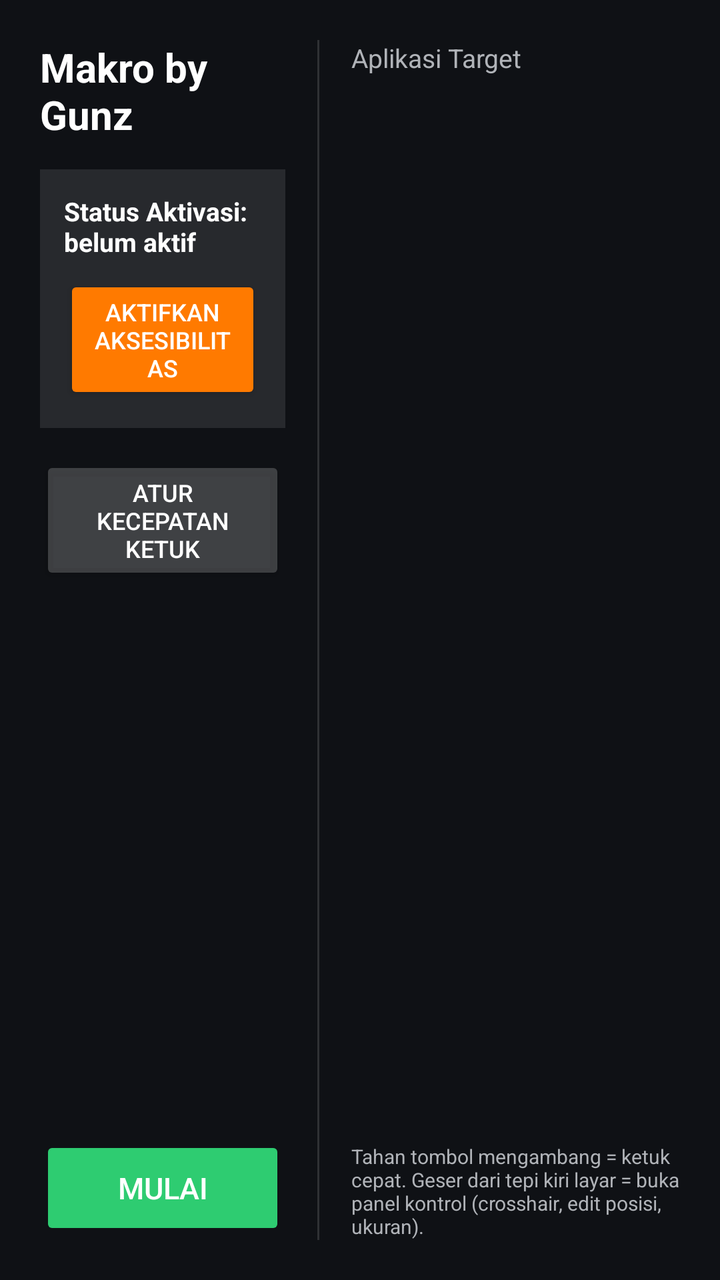
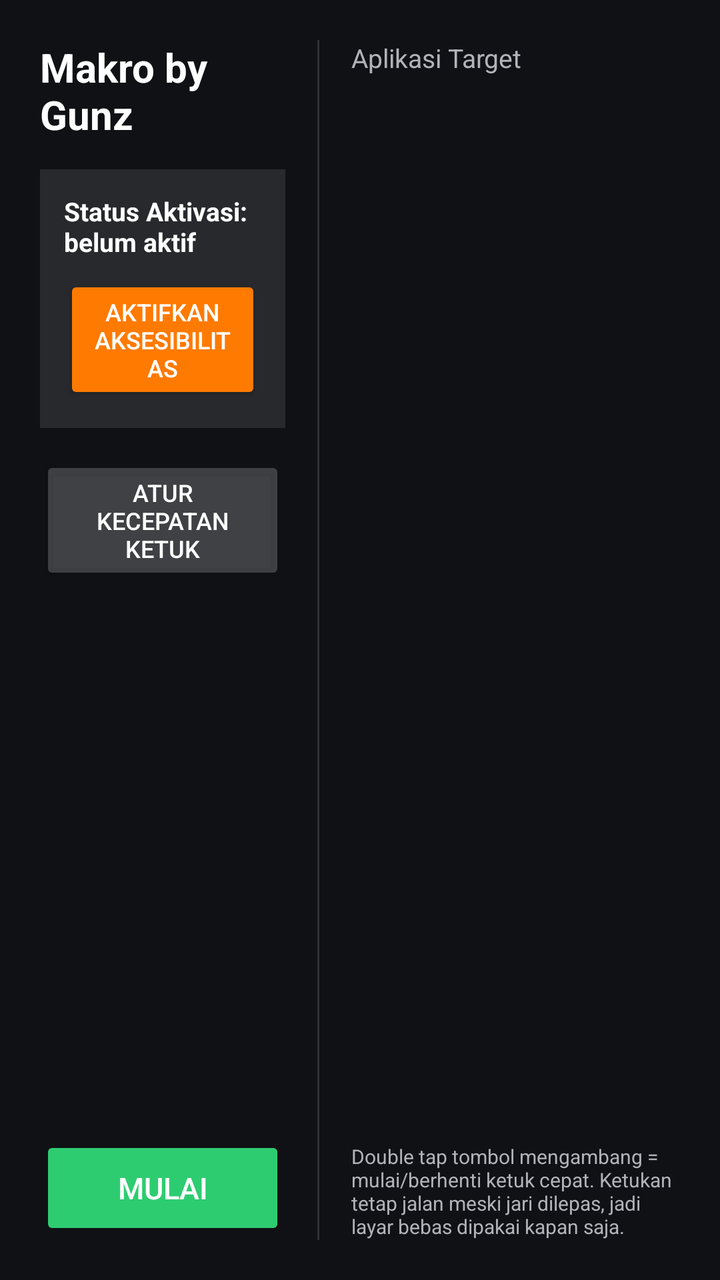

Compare the two renders of this Android layout. The source of the first and the diff that turns it into the second are given below.
<!-- AndroidManifest.xml: application theme Theme.MakroByGunz -->
<!-- res/layout/activity_main.xml -->
<?xml version="1.0" encoding="utf-8"?>
<LinearLayout xmlns:android="http://schemas.android.com/apk/res/android"
    android:layout_width="match_parent"
    android:layout_height="match_parent"
    android:background="@color/bg_dark"
    android:orientation="horizontal"
    android:padding="20dp">

    
    <LinearLayout
        android:layout_width="0dp"
        android:layout_height="match_parent"
        android:layout_weight="1"
        android:orientation="vertical"
        android:paddingEnd="16dp">

        <TextView
            android:layout_width="wrap_content"
            android:layout_height="wrap_content"
            android:text="Makro by Gunz"
            android:textColor="@color/white"
            android:textSize="20sp"
            android:textStyle="bold"
            android:layout_marginBottom="14dp" />

        
        <LinearLayout
            android:layout_width="match_parent"
            android:layout_height="wrap_content"
            android:orientation="vertical"
            android:background="#1AFFFFFF"
            android:padding="12dp"
            android:layout_marginBottom="14dp">

            <TextView
                android:id="@+id/tvStatusAksesibilitas"
                android:layout_width="match_parent"
                android:layout_height="wrap_content"
                android:text="Status Aktivasi: belum aktif"
                android:textColor="@color/white"
                android:textSize="13sp"
                android:textStyle="bold"
                android:layout_marginBottom="8dp"/>

            <Button
                android:id="@+id/btnAktivasi"
                android:layout_width="match_parent"
                android:layout_height="wrap_content"
                android:text="Aktifkan Aksesibilitas"
                android:textSize="12sp"
                android:backgroundTint="@color/accent"
                android:textColor="@color/white"/>
        </LinearLayout>

        <Button
            android:id="@+id/btnKecepatan"
            android:layout_width="match_parent"
            android:layout_height="wrap_content"
            android:text="Atur Kecepatan Ketuk"
            android:textSize="12sp"
            android:backgroundTint="#33FFFFFF"
            android:textColor="@color/white"
            android:layout_marginBottom="14dp"/>

        <View
            android:layout_width="match_parent"
            android:layout_height="0dp"
            android:layout_weight="1"/>

        <Button
            android:id="@+id/btnMulai"
            android:layout_width="match_parent"
            android:layout_height="52dp"
            android:text="Mulai"
            android:textSize="15sp"
            android:backgroundTint="@color/confirm_green"
            android:textColor="@color/white"
            android:enabled="false"/>

    </LinearLayout>

    
    <View
        android:layout_width="1dp"
        android:layout_height="match_parent"
        android:background="#22FFFFFF"/>

    
    <LinearLayout
        android:layout_width="0dp"
        android:layout_height="match_parent"
        android:layout_weight="1.3"
        android:orientation="vertical"
        android:paddingStart="16dp">

        <TextView
            android:layout_width="wrap_content"
            android:layout_height="wrap_content"
            android:text="Aplikasi Target"
            android:textColor="@color/grey_text"
            android:textSize="13sp"
            android:layout_marginBottom="8dp"/>

        <androidx.recyclerview.widget.RecyclerView
            android:id="@+id/rvSelectedApps"
            android:layout_width="match_parent"
            android:layout_height="0dp"
            android:layout_weight="1"
            android:clipToPadding="false"/>

        <TextView
            android:layout_width="match_parent"
            android:layout_height="wrap_content"
            android:text="Tahan tombol mengambang = ketuk cepat. Geser dari tepi kiri layar = buka panel kontrol (crosshair, edit posisi, ukuran)."
            android:textColor="@color/grey_text"
            android:textSize="10sp"
            android:layout_marginTop="10dp"/>

    </LinearLayout>

</LinearLayout>
<!-- resources referenced by this layout -->
<resources>
  <color name="accent">#FF7A00</color>
  <color name="bg_dark">#0F1115</color>
  <color name="confirm_green">#2ECC71</color>
  <color name="grey_text">#B0B3B8</color>
  <color name="white">#FFFFFF</color>
  <style name="Theme.MakroByGunz" parent="Theme.MaterialComponents.DayNight.NoActionBar">
          <item name="colorPrimary">@color/accent</item>
          <item name="colorPrimaryDark">@color/accent_dark</item>
          <item name="colorAccent">@color/accent</item>
          <item name="android:windowBackground">@color/bg_dark</item>
      </style>
  <color name="accent_dark">#CC5F00</color>
</resources>

<!-- the commit's change to res/layout/activity_main.xml (unified diff, before → after) -->
@@ -111,7 +111,7 @@
         <TextView
             android:layout_width="match_parent"
             android:layout_height="wrap_content"
-            android:text="Tahan tombol mengambang = ketuk cepat. Geser dari tepi kiri layar = buka panel kontrol (crosshair, edit posisi, ukuran)."
+            android:text="Double tap tombol mengambang = mulai/berhenti ketuk cepat. Ketukan tetap jalan meski jari dilepas, jadi layar bebas dipakai kapan saja."
             android:textColor="@color/grey_text"
             android:textSize="10sp"
             android:layout_marginTop="10dp"/>
